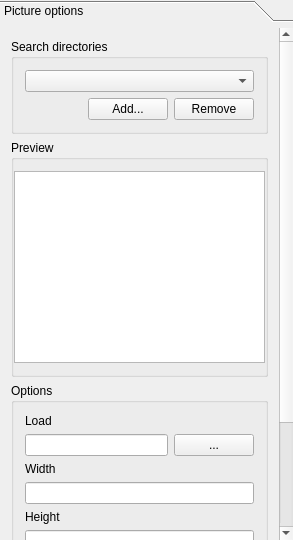
Above: src/ui/qgscomposerpicturewidgetbase.ui from qgis/QGIS before the change. Below: the same form after it.
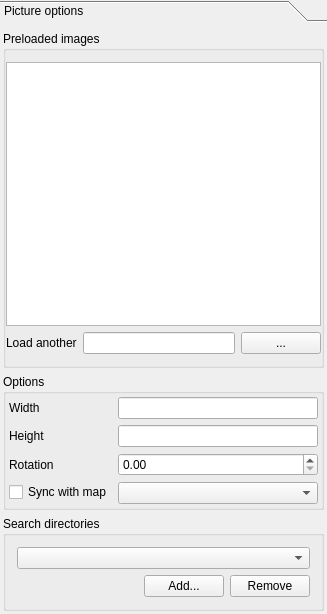
That is the form after the change.

The edit to the form file:
```diff
--- a/src/ui/qgscomposerpicturewidgetbase.ui
+++ b/src/ui/qgscomposerpicturewidgetbase.ui
@@ -6,8 +6,8 @@
    <rect>
     <x>0</x>
     <y>0</y>
-    <width>293</width>
-    <height>540</height>
+    <width>327</width>
+    <height>614</height>
    </rect>
   </property>
   <property name="sizePolicy">
@@ -32,68 +32,19 @@
       <property name="geometry">
        <rect>
         <x>0</x>
-        <y>-129</y>
-        <width>266</width>
-        <height>632</height>
+        <y>0</y>
+        <width>327</width>
+        <height>585</height>
        </rect>
       </property>
       <attribute name="label">
        <string>Picture options</string>
       </attribute>
-      <layout class="QGridLayout" name="gridLayout_2">
-       <item row="0" column="0">
-        <widget class="QGroupBox" name="mSearchDirectoriesGroupBox">
-         <property name="sizePolicy">
-          <sizepolicy hsizetype="Preferred" vsizetype="Fixed">
-           <horstretch>0</horstretch>
-           <verstretch>0</verstretch>
-          </sizepolicy>
-         </property>
-         <property name="title">
-          <string>Search directories</string>
-         </property>
-         <layout class="QGridLayout">
-          <item row="0" column="0" colspan="3">
-           <widget class="QComboBox" name="mSearchDirectoriesComboBox">
-            <property name="sizePolicy">
-             <sizepolicy hsizetype="Expanding" vsizetype="Fixed">
-              <horstretch>0</horstretch>
-              <verstretch>0</verstretch>
-             </sizepolicy>
-            </property>
-           </widget>
-          </item>
-          <item row="1" column="0">
-           <spacer>
-            <property name="orientation">
-             <enum>Qt::Horizontal</enum>
-            </property>
-            <property name="sizeHint" stdset="0">
-             <size>
-              <width>101</width>
-              <height>20</height>
-             </size>
-            </property>
-           </spacer>
-          </item>
-          <item row="1" column="1">
-           <widget class="QPushButton" name="mAddDirectoryButton">
-            <property name="text">
-             <string>Add...</string>
-            </property>
-           </widget>
-          </item>
-          <item row="1" column="2">
-           <widget class="QPushButton" name="mRemoveDirectoryButton">
-            <property name="text">
-             <string>Remove</string>
-            </property>
-           </widget>
-          </item>
-         </layout>
-        </widget>
-       </item>
-       <item row="1" column="0">
+      <layout class="QVBoxLayout" name="verticalLayout">
+       <property name="margin">
+        <number>3</number>
+       </property>
+       <item>
         <widget class="QGroupBox" name="mPreviewGroupBox">
          <property name="sizePolicy">
           <sizepolicy hsizetype="Expanding" vsizetype="Expanding">
@@ -102,7 +53,7 @@
           </sizepolicy>
          </property>
          <property name="title">
-          <string>Preview</string>
+          <string>Preloaded images</string>
          </property>
          <layout class="QGridLayout">
           <property name="leftMargin">
@@ -142,27 +93,18 @@
             </property>
            </widget>
           </item>
-         </layout>
-        </widget>
-       </item>
-       <item row="2" column="0">
-        <widget class="QGroupBox" name="groupBox">
-         <property name="title">
-          <string>Options</string>
-         </property>
-         <layout class="QGridLayout" name="gridLayout_1">
-          <item row="0" column="0">
-           <widget class="QLabel" name="label">
-            <property name="text">
-             <string>Load</string>
-            </property>
-            <property name="buddy">
-             <cstring>mPictureLineEdit</cstring>
-            </property>
-           </widget>
-          </item>
           <item row="1" column="0">
            <layout class="QHBoxLayout" name="horizontalLayout_2">
+            <item>
+             <widget class="QLabel" name="label">
+              <property name="text">
+               <string>Load another</string>
+              </property>
+              <property name="buddy">
+               <cstring>mPictureLineEdit</cstring>
+              </property>
+             </widget>
+            </item>
             <item>
              <widget class="QLineEdit" name="mPictureLineEdit"/>
             </item>
@@ -187,7 +129,22 @@
             </item>
            </layout>
           </item>
-          <item row="2" column="0">
+         </layout>
+        </widget>
+       </item>
+       <item>
+        <widget class="QGroupBox" name="groupBox">
+         <property name="title">
+          <string>Options</string>
+         </property>
+         <layout class="QFormLayout" name="formLayout">
+          <property name="fieldGrowthPolicy">
+           <enum>QFormLayout::AllNonFixedFieldsGrow</enum>
+          </property>
+          <property name="margin">
+           <number>3</number>
+          </property>
+          <item row="3" column="0">
            <widget class="QLabel" name="textLabel3">
             <property name="sizePolicy">
              <sizepolicy hsizetype="Minimum" vsizetype="Preferred">
@@ -206,10 +163,7 @@
             </property>
            </widget>
           </item>
-          <item row="3" column="0">
-           <widget class="QLineEdit" name="mWidthLineEdit"/>
-          </item>
-          <item row="4" column="0">
+          <item row="5" column="0">
            <widget class="QLabel" name="textLabel4">
             <property name="sizePolicy">
              <sizepolicy hsizetype="Minimum" vsizetype="Preferred">
@@ -228,12 +182,8 @@
             </property>
            </widget>
           </item>
-          <item row="5" column="0">
-           <layout class="QHBoxLayout" name="horizontalLayout">
-            <item>
-             <widget class="QLineEdit" name="mHeightLineEdit"/>
-            </item>
-           </layout>
+          <item row="5" column="1">
+           <widget class="QLineEdit" name="mHeightLineEdit"/>
           </item>
           <item row="6" column="0">
            <widget class="QLabel" name="mRotationLabel">
@@ -254,13 +204,6 @@
             </property>
            </widget>
           </item>
-          <item row="7" column="0">
-           <widget class="QDoubleSpinBox" name="mRotationSpinBox">
-            <property name="maximum">
-             <double>360.000000000000000</double>
-            </property>
-           </widget>
-          </item>
           <item row="8" column="0">
            <widget class="QCheckBox" name="mRotationFromComposerMapCheckBox">
             <property name="text">
@@ -268,9 +211,71 @@
             </property>
            </widget>
           </item>
-          <item row="9" column="0">
+          <item row="6" column="1">
+           <widget class="QDoubleSpinBox" name="mRotationSpinBox">
+            <property name="maximum">
+             <double>360.000000000000000</double>
+            </property>
+           </widget>
+          </item>
+          <item row="8" column="1">
            <widget class="QComboBox" name="mComposerMapComboBox"/>
           </item>
+          <item row="3" column="1">
+           <widget class="QLineEdit" name="mWidthLineEdit"/>
+          </item>
+         </layout>
+        </widget>
+       </item>
+       <item>
+        <widget class="QGroupBox" name="mSearchDirectoriesGroupBox">
+         <property name="sizePolicy">
+          <sizepolicy hsizetype="Preferred" vsizetype="Fixed">
+           <horstretch>0</horstretch>
+           <verstretch>0</verstretch>
+          </sizepolicy>
+         </property>
+         <property name="title">
+          <string>Search directories</string>
+         </property>
+         <layout class="QGridLayout">
+          <item row="0" column="0" colspan="3">
+           <widget class="QComboBox" name="mSearchDirectoriesComboBox">
+            <property name="sizePolicy">
+             <sizepolicy hsizetype="Expanding" vsizetype="Fixed">
+              <horstretch>0</horstretch>
+              <verstretch>0</verstretch>
+             </sizepolicy>
+            </property>
+           </widget>
+          </item>
+          <item row="1" column="0">
+           <spacer>
+            <property name="orientation">
+             <enum>Qt::Horizontal</enum>
+            </property>
+            <property name="sizeHint" stdset="0">
+             <size>
+              <width>101</width>
+              <height>20</height>
+             </size>
+            </property>
+           </spacer>
+          </item>
+          <item row="1" column="1">
+           <widget class="QPushButton" name="mAddDirectoryButton">
+            <property name="text">
+             <string>Add...</string>
+            </property>
+           </widget>
+          </item>
+          <item row="1" column="2">
+           <widget class="QPushButton" name="mRemoveDirectoryButton">
+            <property name="text">
+             <string>Remove</string>
+            </property>
+           </widget>
+          </item>
          </layout>
         </widget>
        </item>
```
Left out of the diff: 4 changed lines with no effect on the pictures.
